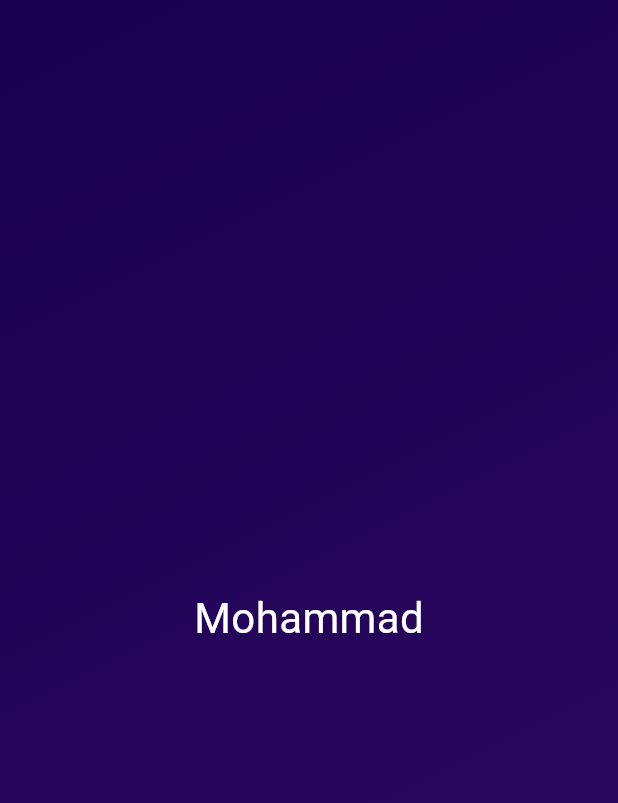
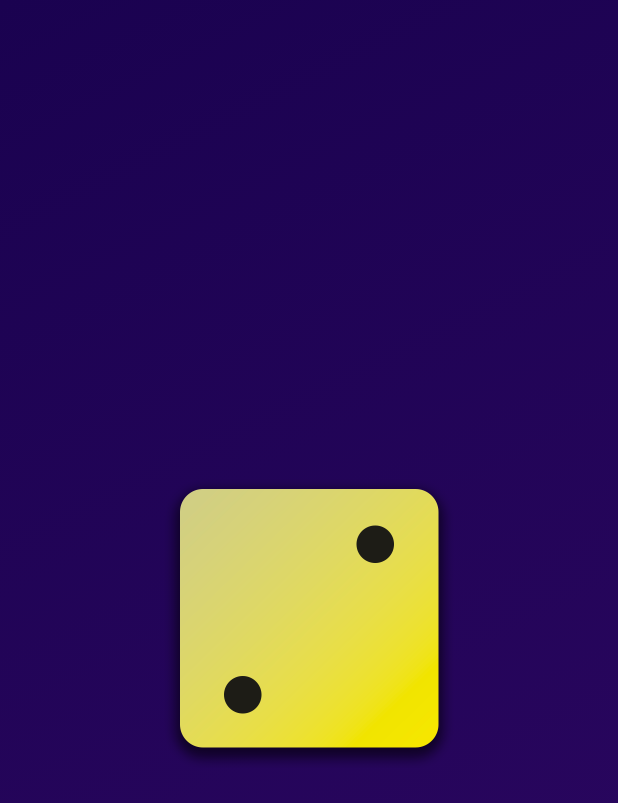
Before and after one commit to mohdshahzil/dice_app, a Flutter app: the screen it shows after launch, on a phone screen of 412 x 824 dp. Shown: the top 803 px of the screen. Run offline on Flutter 3.47's test engine with Material 3 defaults, Android fonts, the phone set to English and light mode, and no system bars.

```diff
--- a/lib/gradient_container.dart
+++ b/lib/gradient_container.dart
@@ -5,22 +5,24 @@ const startAlignment = Alignment.topLeft;
 const endAlignment = Alignment.bottomRight;
 
 class GradientContainer extends StatelessWidget {
-  const GradientContainer({super.key});
+  const GradientContainer(this.color1, this.color2, {super.key});
+  final Color color1;
+  final Color color2;
   @override
   Widget build(context) {
     return Container(
-      decoration: const BoxDecoration(
+      decoration: BoxDecoration(
         gradient: LinearGradient(
-          colors: [
-            Color.fromARGB(255, 26, 2, 80),
-            Color.fromARGB(255, 45, 7, 98),
-          ],
+          colors: [color1, color2],
           begin: startAlignment,
           end: endAlignment,
         ),
       ),
-      child: const  Center(
-        child: StyledText('Mohammad'),
+      child: Center(
+        child: Image.asset(
+          'assets/images/dice-2.png',
+          width: 200,
+        ),
       ),
     );
   }
--- a/lib/main.dart
+++ b/lib/main.dart
@@ -5,7 +5,10 @@ void main() {
   runApp(
     const MaterialApp(
       home: Scaffold(
-        body: GradientContainer(),
+        body: GradientContainer(
+          Color.fromARGB(255, 26, 2, 80),
+          Color.fromARGB(255, 45, 7, 98),
+        ),
       ),
     ),
   );
```
Also changed, not shown: pubspec.yaml (+7 -3 lines), assets/images/dice-1.png (added), assets/images/dice-2.png (added), assets/images/dice-3.png (added), assets/images/dice-4.png (added), assets/images/dice-5.png (added), assets/images/dice-6.png (added).
